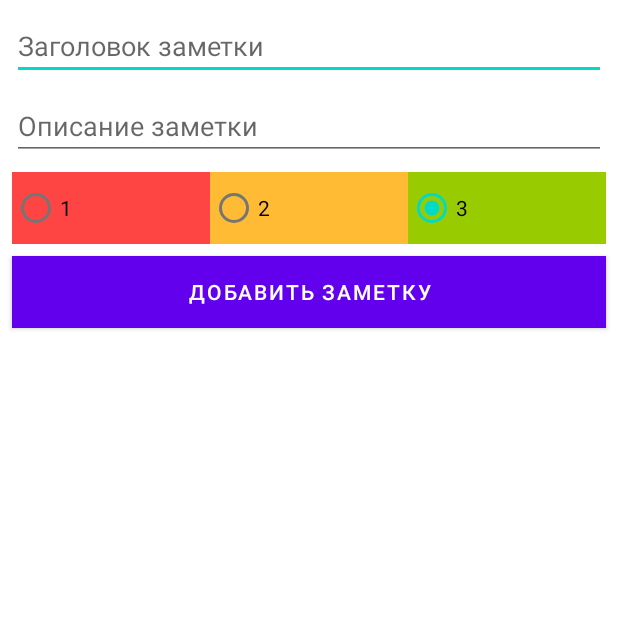
After one commit to Shamil2017/SpisokDelJavaLect, an Android app: the AddNoteActivity screen opened directly, with no data from a screen before it, on a phone screen of 412 x 824 dp, the top half of it. The commit adds this screen. Run offline under Robolectric (Android 15) with nearby library versions, the phone set to English and light mode, and no system bars.

Commit message:
AddNoteActivity

```diff
--- a/app/src/main/AndroidManifest.xml
+++ b/app/src/main/AndroidManifest.xml
@@ -10,6 +10,9 @@
         android:supportsRtl="true"
         android:theme="@style/Theme.SpisokDelJavaLect">
         <activity
+            android:name=".AddNoteActivity"
+            android:exported="false" />
+        <activity
             android:name=".MainActivity"
             android:exported="true">
             <intent-filter>
--- /dev/null
+++ b/app/src/main/java/com/example/spisokdeljavalect/AddNoteActivity.java
@@ -0,0 +1,77 @@
+package com.example.spisokdeljavalect;
+
+import androidx.appcompat.app.AppCompatActivity;
+
+import android.content.Context;
+import android.content.Intent;
+import android.os.Bundle;
+import android.view.View;
+import android.widget.Button;
+import android.widget.EditText;
+import android.widget.RadioButton;
+import android.widget.RadioGroup;
+
+public class AddNoteActivity extends AppCompatActivity {
+    private EditText editTextTitle;
+    private EditText editTextDescription;
+    private RadioGroup radioGroupPriority;
+    private RadioButton radioButtonLow;
+    private RadioButton radioButtonMedium;
+    private RadioButton radioButtonHigh;
+
+    private Button buttonSaveNote;
+
+
+    @Override
+    protected void onCreate(Bundle savedInstanceState) {
+        super.onCreate(savedInstanceState);
+        setContentView(R.layout.activity_add_note);
+        initViews();
+
+        buttonSaveNote.setOnClickListener(new View.OnClickListener() {
+            @Override
+            public void onClick(View view) {
+
+            }
+        });
+
+
+    }
+    private void initViews()
+    {
+        editTextTitle = findViewById(R.id.editTextTitle);
+        editTextDescription = findViewById(R.id.editTextDescription);
+        radioButtonLow = findViewById(R.id.radioButtonLow);
+        radioButtonMedium = findViewById(R.id.radioButtonMedium);
+        radioButtonHigh= findViewById(R.id.radioButtonHigh);
+        buttonSaveNote = findViewById(R.id.buttonSaveNote);
+    }
+    private void saveNote()
+    {
+        String title = editTextTitle.getText().toString().trim();
+        String description = editTextDescription.getText().toString().trim();
+        int priority = getPriority();
+
+
+    }
+    private int getPriority()
+    {
+        int priority = 0;
+        if (radioButtonLow.isChecked()) {
+            priority = 0;
+        }
+        else if (radioButtonMedium.isChecked()) {
+            priority = 1;
+        }
+        else if (radioButtonHigh.isChecked()) {
+            priority = 2;
+        }
+        return priority;
+    }
+
+    public static Intent newIntent(Context context)
+    {
+
+        return new Intent(context, AddNoteActivity.class);
+    }
+}
--- a/app/src/main/java/com/example/spisokdeljavalect/MainActivity.java
+++ b/app/src/main/java/com/example/spisokdeljavalect/MainActivity.java
@@ -3,6 +3,7 @@ package com.example.spisokdeljavalect;
 import androidx.appcompat.app.AppCompatActivity;
 import androidx.core.content.ContextCompat;
 
+import android.content.Intent;
 import android.os.Bundle;
 import android.view.View;
 import android.widget.LinearLayout;
@@ -30,6 +31,13 @@ public class MainActivity extends AppCompatActivity {
             notes.add(note);
         }
         showNotes();
+        buttonAdd.setOnClickListener(new View.OnClickListener() {
+            @Override
+            public void onClick(View view) {
+                Intent intent = AddNoteActivity.newIntent(MainActivity.this);
+                startActivity(intent);
+            }
+        });
     }
 
     private  void initViews()
--- /dev/null
+++ b/app/src/main/res/layout/activity_add_note.xml
@@ -0,0 +1,91 @@
+<?xml version="1.0" encoding="utf-8"?>
+<androidx.constraintlayout.widget.ConstraintLayout xmlns:android="http://schemas.android.com/apk/res/android"
+    xmlns:app="http://schemas.android.com/apk/res-auto"
+    xmlns:tools="http://schemas.android.com/tools"
+    android:layout_width="match_parent"
+    android:layout_height="match_parent"
+    tools:context=".AddNoteActivity">
+    <EditText
+        android:id="@+id/editTextTitle"
+        android:layout_width="0dp"
+        android:layout_height="wrap_content"
+        android:layout_marginEnd="8dp"
+        android:layout_marginStart="8dp"
+        android:layout_marginTop="8dp"
+        android:ems="10"
+        android:inputType="textPersonName"
+        android:hint="@string/hint_title"
+        app:layout_constraintEnd_toEndOf="parent"
+        app:layout_constraintStart_toStartOf="parent"
+        app:layout_constraintTop_toTopOf="parent" />
+
+    <EditText
+        android:id="@+id/editTextDescription"
+        android:layout_width="0dp"
+        android:layout_height="wrap_content"
+        android:layout_marginEnd="8dp"
+        android:layout_marginStart="8dp"
+        android:layout_marginTop="8dp"
+        android:ems="10"
+        android:inputType="textMultiLine"
+        android:hint="@string/hint_description"
+        app:layout_constraintEnd_toEndOf="parent"
+        app:layout_constraintStart_toStartOf="parent"
+        app:layout_constraintTop_toBottomOf="@+id/editTextTitle" />
+
+
+
+    <RadioGroup
+        android:id="@+id/radioGroupPriority"
+        android:layout_width="0dp"
+        android:layout_height="wrap_content"
+        android:layout_marginEnd="8dp"
+        android:layout_marginStart="8dp"
+        android:layout_marginTop="8dp"
+        android:orientation="horizontal"
+        app:layout_constraintEnd_toEndOf="parent"
+        app:layout_constraintStart_toStartOf="parent"
+        app:layout_constraintTop_toBottomOf="@+id/editTextDescription">
+
+        <RadioButton
+            android:id="@+id/radioButtonLow"
+            android:layout_width="wrap_content"
+            android:layout_height="wrap_content"
+            android:layout_weight="1"
+            android:background="@android:color/holo_red_light"
+            android:text="@string/priority_1" />
+
+        <RadioButton
+            android:id="@+id/radioButtonMedium"
+            android:layout_width="wrap_content"
+            android:layout_height="wrap_content"
+            android:layout_weight="1"
+            android:background="@android:color/holo_orange_light"
+            android:text="@string/priority_2" />
+
+        <RadioButton
+            android:id="@+id/radioButtonHigh"
+            android:layout_width="wrap_content"
+            android:layout_height="wrap_content"
+            android:layout_weight="1"
+            android:checked="true"
+            android:background="@android:color/holo_green_light"
+            android:text="@string/priority_3" />
+    </RadioGroup>
+
+    <Button
+        android:id="@+id/buttonSaveNote"
+        android:layout_width="0dp"
+        android:layout_height="wrap_content"
+        android:layout_marginEnd="8dp"
+        android:layout_marginStart="8dp"
+        android:layout_marginTop="8dp"
+        android:background="@android:color/holo_purple"
+        android:text="@string/button_save_note"
+        android:textColor="@android:color/background_light"
+        android:onClick="onClickSaveNote"
+        app:layout_constraintEnd_toEndOf="parent"
+        app:layout_constraintStart_toStartOf="parent"
+        app:layout_constraintTop_toBottomOf="@+id/radioGroupPriority" />
+
+</androidx.constraintlayout.widget.ConstraintLayout>
--- a/app/src/main/res/values-night/themes.xml
+++ b/app/src/main/res/values-night/themes.xml
@@ -1,6 +1,6 @@
 <resources xmlns:tools="http://schemas.android.com/tools">
     <!-- Base application theme. -->
-    <style name="Theme.SpisokDelJavaLect" parent="Theme.MaterialComponents.DayNight.DarkActionBar">
+    <style name="Theme.SpisokDelJavaLect" parent="Theme.MaterialComponents.DayNight.NoActionBar">
         <!-- Primary brand color. -->
         <item name="colorPrimary">@color/purple_200</item>
         <item name="colorPrimaryVariant">@color/purple_700</item>
--- a/app/src/main/res/values/strings.xml
+++ b/app/src/main/res/values/strings.xml
@@ -1,3 +1,9 @@
 <resources>
     <string name="app_name">SpisokDelJavaLect</string>
+    <string name="hint_title">Заголовок заметки</string>
+    <string name="hint_description">Описание заметки</string>
+    <string name="priority_1">1</string>
+    <string name="priority_2">2</string>
+    <string name="priority_3">3</string>
+    <string name="button_save_note">ДОБАВИТЬ ЗАМЕТКУ</string>
 </resources>
--- a/app/src/main/res/values/themes.xml
+++ b/app/src/main/res/values/themes.xml
@@ -1,6 +1,6 @@
 <resources xmlns:tools="http://schemas.android.com/tools">
     <!-- Base application theme. -->
-    <style name="Theme.SpisokDelJavaLect" parent="Theme.MaterialComponents.DayNight.DarkActionBar">
+    <style name="Theme.SpisokDelJavaLect" parent="Theme.MaterialComponents.DayNight.NoActionBar">
         <!-- Primary brand color. -->
         <item name="colorPrimary">@color/purple_500</item>
         <item name="colorPrimaryVariant">@color/purple_700</item>
```
